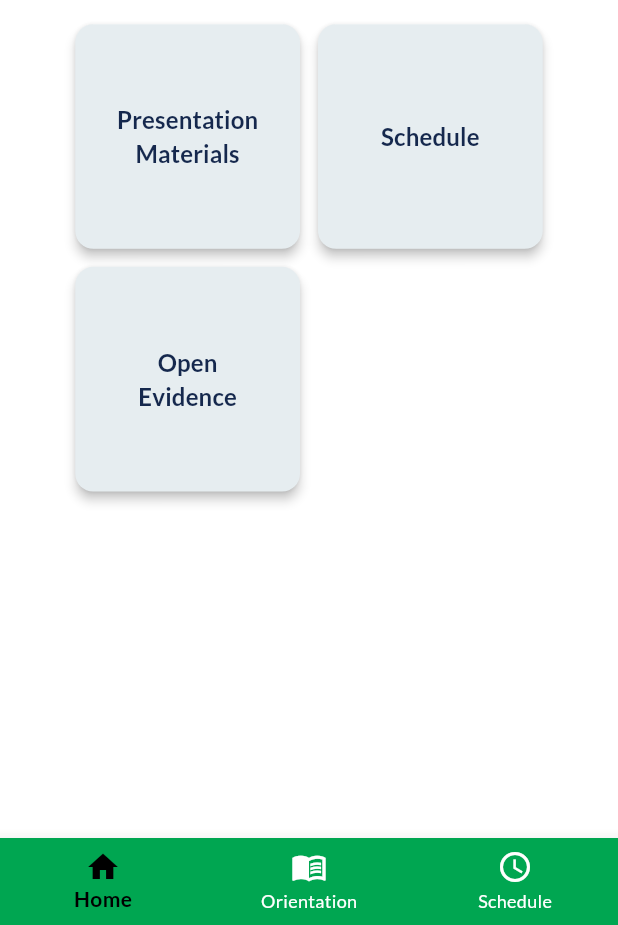
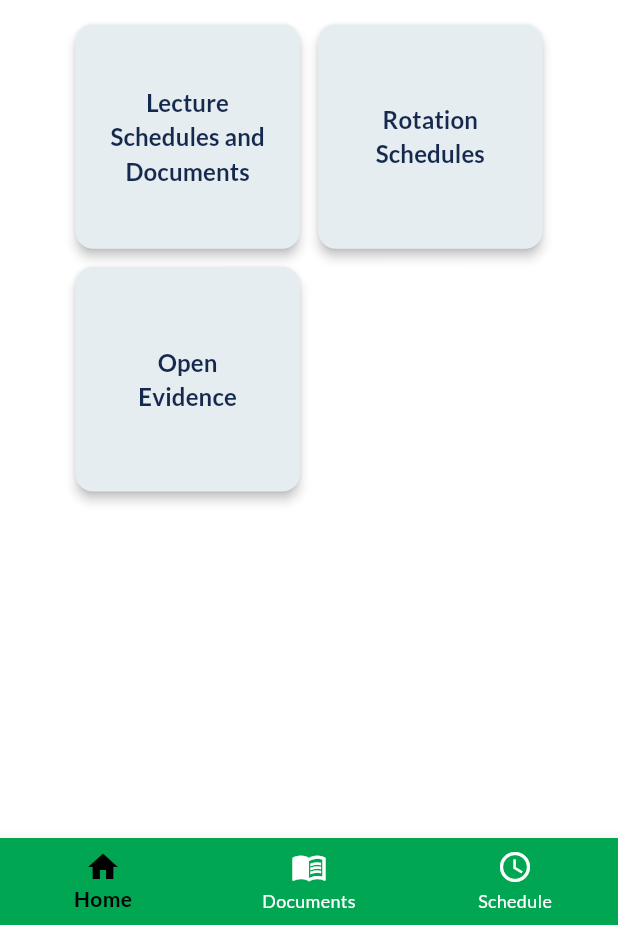
Before and after one commit to mfpullen22/makerere_app_v2, a Flutter app: the screen it shows once a user with an empty profile is signed in, on a phone screen of 412 x 824 dp, the part 311-1236 px from its top. Run offline on Flutter 3.47's test engine with Material 3 defaults, Android fonts, the phone set to English and light mode, and no system bars; our stand-ins replace cloud_firestore, cloud_functions, csv, firebase_auth, firebase_core, firebase_storage and 1 more; missing offline and left inert: syncfusion_flutter_pdfviewer; accounts and stored records are empty.

Commit message:
Renamed Documents button and tab, added documents

```diff
--- a/lib/screens/home.dart
+++ b/lib/screens/home.dart
@@ -130,15 +130,20 @@ class _HomeScreenState extends State<HomeScreen> {
                 children: [
                   _buildSquareButton(
                     context,
-                    "Presentation\nMaterials",
+                    "Lecture Schedules and Documents",
                     buttonSize,
                     () {
                       widget.onNavigate(const PresentationListScreen());
                     },
                   ),
-                  _buildSquareButton(context, "Schedule", buttonSize, () {
-                    widget.onNavigate(const ScheduleScreen());
-                  }),
+                  _buildSquareButton(
+                    context,
+                    "Rotation Schedules",
+                    buttonSize,
+                    () {
+                      widget.onNavigate(const ScheduleScreen());
+                    },
+                  ),
                   if (isStudent)
                     _buildSquareButton(
                       context,
--- a/lib/screens/presentation_list.dart
+++ b/lib/screens/presentation_list.dart
@@ -175,14 +175,14 @@ class _PresentationListScreenState extends State<PresentationListScreen> {
                               side: const BorderSide(color: Colors.black),
                             ),
                             elevation: 16,
-                            shadowColor: Colors.red,
+                            shadowColor: Colors.grey,
                             child: ListTile(
                               shape: RoundedRectangleBorder(
                                 borderRadius: BorderRadius.circular(10),
                               ),
-                              tileColor: Colors.redAccent,
+                              tileColor: Colors.lightBlueAccent,
                               horizontalTitleGap: 20,
-                              textColor: Colors.white,
+                              textColor: Colors.black,
                               iconColor: Colors.white,
                               leading: const Icon(Icons.picture_as_pdf),
                               title: Text(title),
--- a/lib/screens/tabs.dart
+++ b/lib/screens/tabs.dart
@@ -142,7 +142,7 @@ class _TabsScreenState extends State<TabsScreen> {
     } else if (_selectedPageIndex == 1) {
       activePage = const PresentationListScreen();
       activePageTitle = const Text(
-        "Presentation Materials",
+        "Program Documents",
         style: TextStyle(color: Colors.white),
       );
     } else {
@@ -204,7 +204,7 @@ class _TabsScreenState extends State<TabsScreen> {
           BottomNavigationBarItem(icon: Icon(Icons.home), label: "Home"),
           BottomNavigationBarItem(
             icon: Icon(Icons.menu_book_outlined),
-            label: "Orientation",
+            label: "Documents",
           ),
           BottomNavigationBarItem(
             icon: Icon(Icons.schedule),
```
Also changed, not shown: 4 other files.
